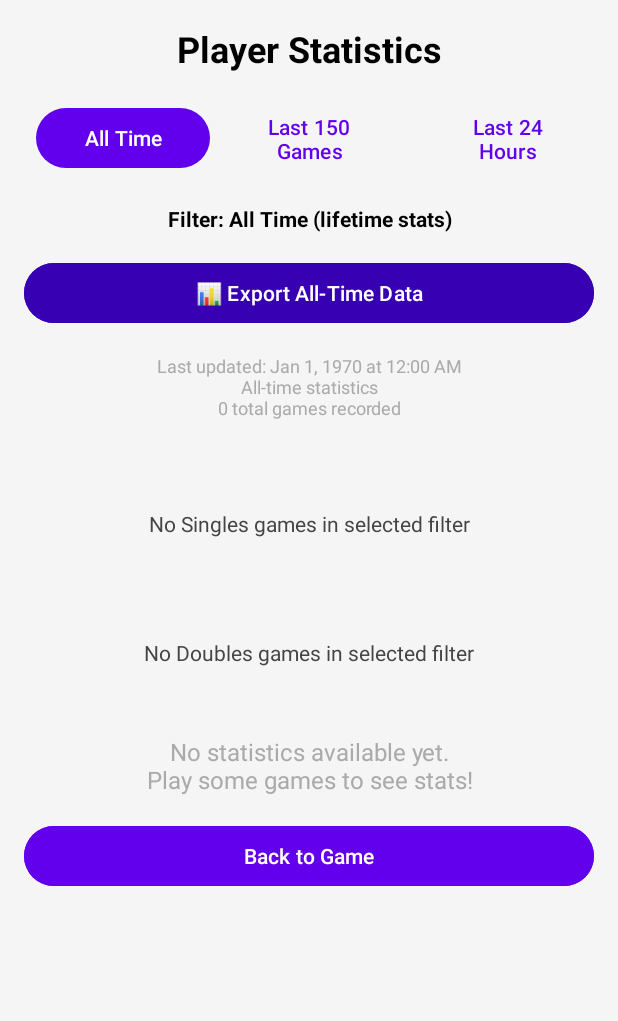
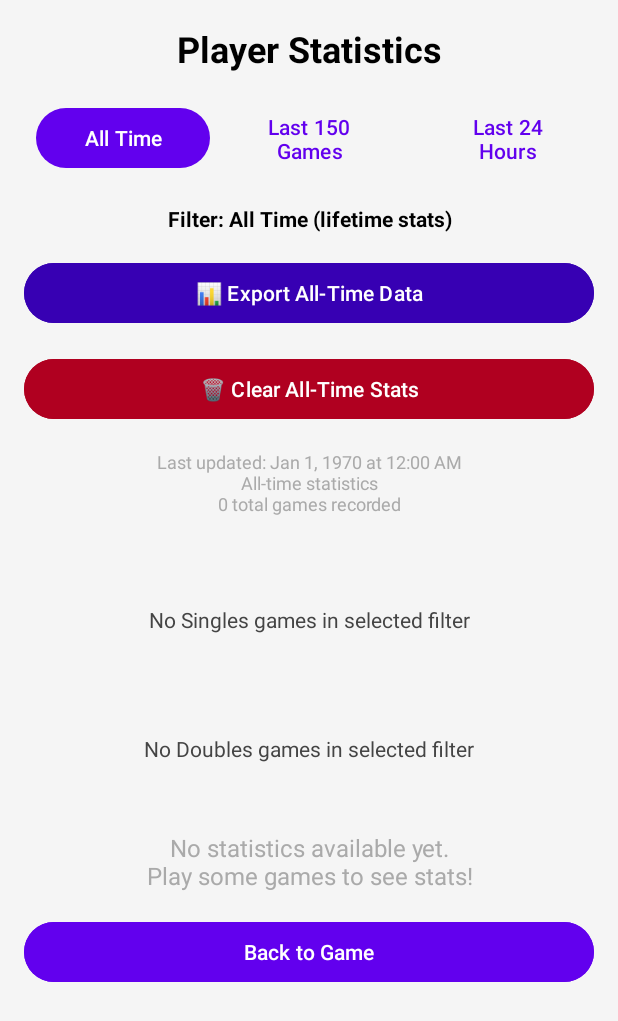
Before and after one commit to jeffreydtduong-oss/Badminton_Scorekeeper, an Android app built with Jetpack Compose: the StatsActivity screen opened directly, with no data from a screen before it, after a tap on "All Time", on a phone screen of 412 x 824 dp. Shown: the top 1021 px of the screen. Run offline under Robolectric (Android 15) with nearby library versions, the phone set to English and light mode, and no system bars.

Commit message:
Forced a new theme across all Dialogs, and moved Clear All Time Stats to the Stats page

```diff
--- a/app/src/main/java/com/example/badminton_scorekeeper/StatsActivity.kt
+++ b/app/src/main/java/com/example/badminton_scorekeeper/StatsActivity.kt
@@ -30,6 +30,7 @@ class StatsActivity : AppCompatActivity() {
     private lateinit var lastUpdatedText: TextView
     private lateinit var currentFilterText: TextView
     private lateinit var exportDataButton: Button
+    private lateinit var clearAllTimeStatsButton: Button
 
     private var currentFilter: String = "all"
     private var allGameHistory: List<GameHistory> = emptyList()
@@ -43,10 +44,12 @@ class StatsActivity : AppCompatActivity() {
         lastUpdatedText = findViewById(R.id.lastUpdatedText)
         currentFilterText = findViewById(R.id.currentFilterText)
         exportDataButton = findViewById(R.id.exportDataButton)
+        clearAllTimeStatsButton = findViewById(R.id.clearAllTimeStatsButton)
 
         loadAllGameHistory()
         setupFilterButtons()
         setupExportButton()
+        setupClearAllTimeStatsButton()
         setupBackButton()
         applyFilter("all")
     }
@@ -56,6 +59,12 @@ class StatsActivity : AppCompatActivity() {
             if (currentFilter == "alltime") {
                 exportAllTimeData()
             }
+        }
+    }
+
+    private fun setupClearAllTimeStatsButton() {
+        clearAllTimeStatsButton.setOnClickListener {
+            showDeleteCumulativeStatsConfirmation()
         }
     }
 
@@ -298,14 +307,16 @@ class StatsActivity : AppCompatActivity() {
             "alltime" -> {
                 val cumulativeStats = loadCumulativeStats()
                 statsData = convertCumulativeToStatsData(cumulativeStats)
-                // Show export button for all-time filter
+                // Show both buttons for all-time filter
                 exportDataButton.visibility = View.VISIBLE
+                clearAllTimeStatsButton.visibility = View.VISIBLE
             }
             else -> {
                 val filteredHistory = filterGameHistory(allGameHistory, filterType)
                 statsData = calculateStatsFromHistory(filteredHistory)
-                // Hide export button for other filters
+                // Hide both buttons for other filters
                 exportDataButton.visibility = View.GONE
+                clearAllTimeStatsButton.visibility = View.GONE
             }
         }
         updateFilterDisplay(filterType)
@@ -636,7 +647,7 @@ class StatsActivity : AppCompatActivity() {
     }
 
     private fun showPlayerDetails(playerStats: PlayerStats, gameType: String) {
-        val dialog = android.app.AlertDialog.Builder(this)
+        val dialog = androidx.appcompat.app.AlertDialog.Builder(this, R.style.CustomDialogTheme)
             .setTitle("${playerStats.name} - $gameType")
             .setMessage(buildPlayerDetailsMessage(playerStats))
             .setPositiveButton("Close", null)
@@ -667,4 +678,55 @@ class StatsActivity : AppCompatActivity() {
 
         return sb.toString()
     }
+
+    // NEW: Add the delete confirmation dialog (moved from MainActivity)
+    private fun showDeleteCumulativeStatsConfirmation() {
+        val cumulativeStats = loadCumulativeStats()
+        val totalGames = cumulativeStats.totalGamesProcessed
+
+        if (totalGames == 0) {
+            Toast.makeText(this, "No cumulative stats to delete", Toast.LENGTH_SHORT).show()
+            return
+        }
+
+        androidx.appcompat.app.AlertDialog.Builder(this, R.style.CustomDialogTheme)
+            .setTitle("Delete All-Time Stats")
+            .setMessage("Are you sure you want to delete ALL lifetime statistics?\n\n" +
+                    "This will permanently delete:\n" +
+                    "• $totalGames all-time games\n" +
+                    "• All player win/loss records\n" +
+                    "• All head-to-head statistics\n\n" +
+                    "This action cannot be undone!")
+            .setPositiveButton("DELETE ALL STATS") { dialog, which ->
+                deleteCumulativeStats()
+                // Refresh the display after deletion
+                applyFilter("alltime")
+            }
+            .setNegativeButton("Cancel", null)
+            .create()
+            .apply {
+                setOnShowListener {
+                    val positiveButton = getButton(androidx.appcompat.app.AlertDialog.BUTTON_POSITIVE)
+                    val negativeButton = getButton(androidx.appcompat.app.AlertDialog.BUTTON_NEGATIVE)
+
+                    // Make "DELETE ALL STATS" red and bold
+                    positiveButton.setTextColor(Color.RED)
+                    positiveButton.setBackgroundColor(Color.TRANSPARENT)
+                    positiveButton.setTypeface(null, Typeface.BOLD)
+
+                    // Make "Cancel" dark gray
+                    negativeButton.setTextColor(Color.DKGRAY)
+                    negativeButton.setBackgroundColor(Color.TRANSPARENT)
+                    negativeButton.setTypeface(null, Typeface.BOLD)
+                }
+            }
+            .show()
+    }
+
+    // NEW: Method to delete cumulative stats
+    private fun deleteCumulativeStats() {
+        val prefs = getSharedPreferences("BadmintonScorePrefs", MODE_PRIVATE)
+        prefs.edit().remove("cumulativeStats").apply()
+        Toast.makeText(this, "All-time statistics cleared", Toast.LENGTH_SHORT).show()
+    }
 }
--- a/app/src/main/res/layout/activity_stats.xml
+++ b/app/src/main/res/layout/activity_stats.xml
@@ -82,6 +82,18 @@
             android:layout_marginBottom="16dp"
             android:visibility="gone" />
 
+        <!-- NEW: Clear All-Time Stats Button - Initially hidden -->
+        <Button
+            android:id="@+id/clearAllTimeStatsButton"
+            android:layout_width="match_parent"
+            android:layout_height="wrap_content"
+            android:text="🗑️ Clear All-Time Stats"
+            android:textSize="14sp"
+            android:backgroundTint="@color/design_default_color_error"
+            android:textColor="@android:color/white"
+            android:layout_marginBottom="16dp"
+            android:visibility="gone" />
+
         <TextView
             android:id="@+id/lastUpdatedText"
             android:layout_width="match_parent"
--- a/app/src/main/res/values/colors.xml
+++ b/app/src/main/res/values/colors.xml
@@ -10,4 +10,5 @@
     <color name="green">#4CAF50</color>
     <color name="red">#F44336</color>
     <color name="orange">#FF9800</color>
+    <color name="blue">#2196F3</color>
 </resources>
--- /dev/null
+++ b/app/src/main/res/values/styles.xml
@@ -0,0 +1,15 @@
+<resources>
+    <style name="CustomDialogTheme" parent="Theme.AppCompat.Light.Dialog.Alert">
+        <item name="android:windowBackground">@android:color/white</item>
+        <item name="android:background">@android:color/white</item>
+
+        <!-- OR use specific button styles -->
+        <item name="buttonBarPositiveButtonStyle">@style/BlueButtonStyle</item>
+        <item name="buttonBarNegativeButtonStyle">@style/BlueButtonStyle</item>
+    </style>
+
+    <style name="BlueButtonStyle" parent="Widget.AppCompat.Button.Borderless">
+        <item name="android:textColor">@color/blue</item>
+        <item name="android:textAllCaps">false</item>
+    </style>
+</resources>
--- a/app/src/main/res/values/theme.xml
+++ b/app/src/main/res/values/theme.xml
@@ -1,4 +1,4 @@
-<resources xmlns:tools="http://schemas.android.com/tools">
+<resources>
     <!-- Base application theme. -->
     <style name="Theme.Badminton_Scorekeeper" parent="Theme.Material3.DayNight">
         <!-- Add this line to remove the action bar -->
```
Also changed, not shown: app/src/main/java/com/example/badminton_scorekeeper/MainActivity.kt (+9 -58 lines).
